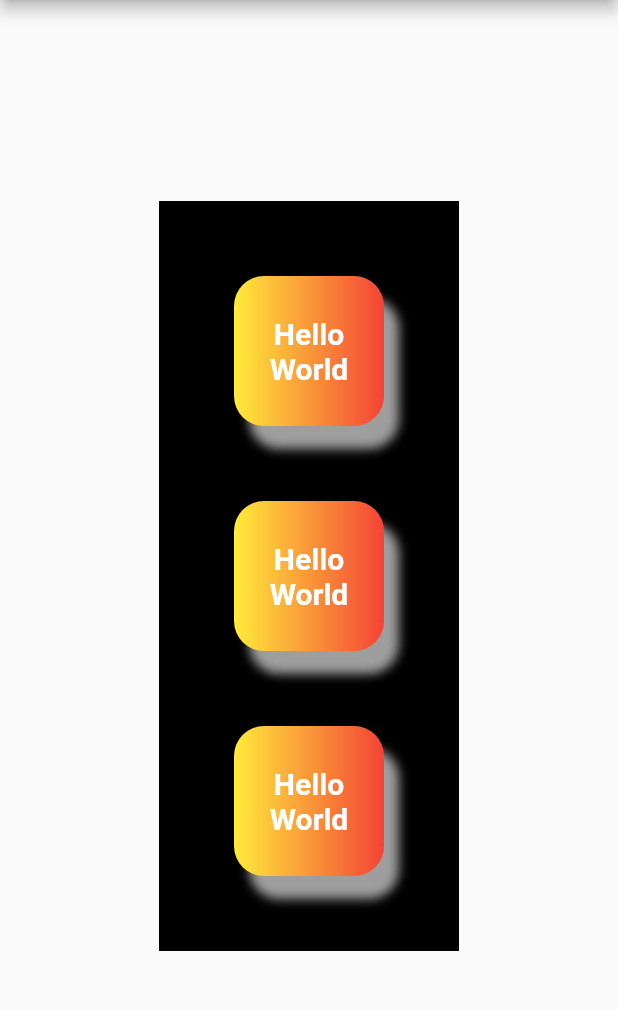
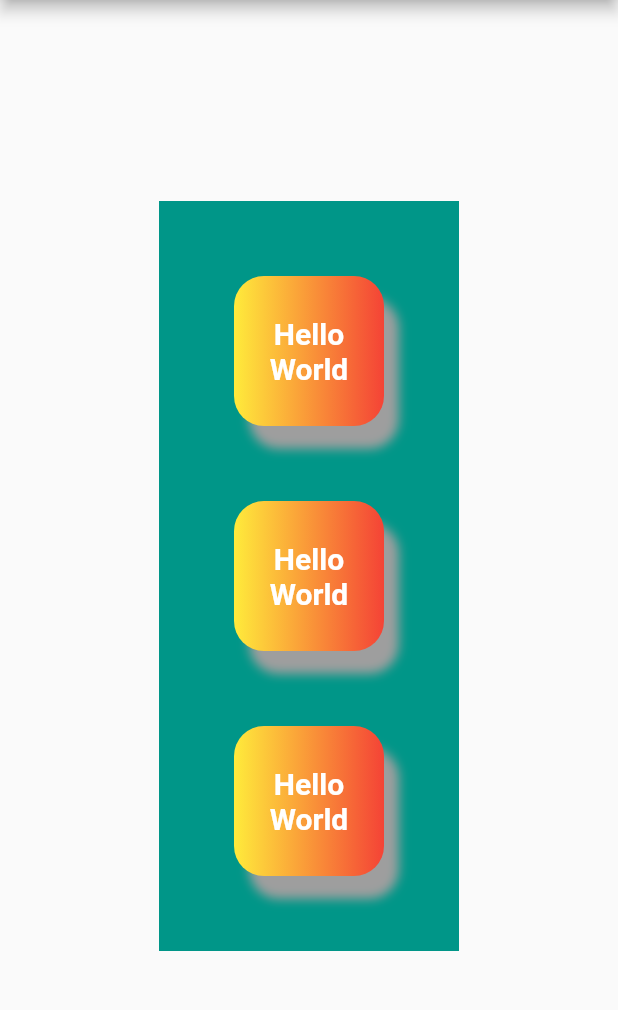
Before and after one commit to Yunus7722/Flutter_Practice, a Flutter app: the screen it shows after launch, on a phone screen of 412 x 824 dp, the part 84-1094 px from its top. Run offline on Flutter 3.47's test engine with Material 2 defaults, Android fonts, the phone set to English and light mode, and no system bars.

Commit message:
chapter 1 Completed

```diff
--- a/lib/main.dart
+++ b/lib/main.dart
@@ -22,7 +22,8 @@ class HomePage extends StatelessWidget {
               // height: MediaQuery.of(context).size.height,
                width:200,
               height: 500,
-              color: Colors.black,
+              color: Colors.teal,
+
 
 
               child: Column(
```
